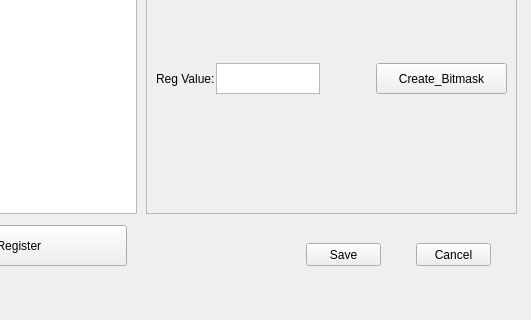
Above: code/uiRegisterForm.ui from luk6xff/RaspberryPiI2cSpiDevTester before the change; both pictures show x 164 to 695 and y 137 to 457 of the 695 by 457 pixel window. Below: the same form after it.
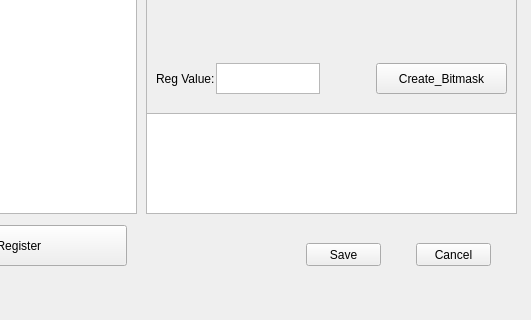
That is the form after the change.

Commit message: some impovements with creation of Bitmask field

What changed in the file:
```diff
--- a/code/uiRegisterForm.ui
+++ b/code/uiRegisterForm.ui
@@ -239,6 +239,16 @@
      <string>Create_Bitmask</string>
     </property>
    </widget>
+   <widget class="QListWidget" name="listWidget">
+    <property name="geometry">
+     <rect>
+      <x>0</x>
+      <y>150</y>
+      <width>371</width>
+      <height>101</height>
+     </rect>
+    </property>
+   </widget>
   </widget>
   <widget class="QWidget" name="horizontalLayoutWidget_3">
    <property name="geometry">
```
The commit also changes 2 other files.
